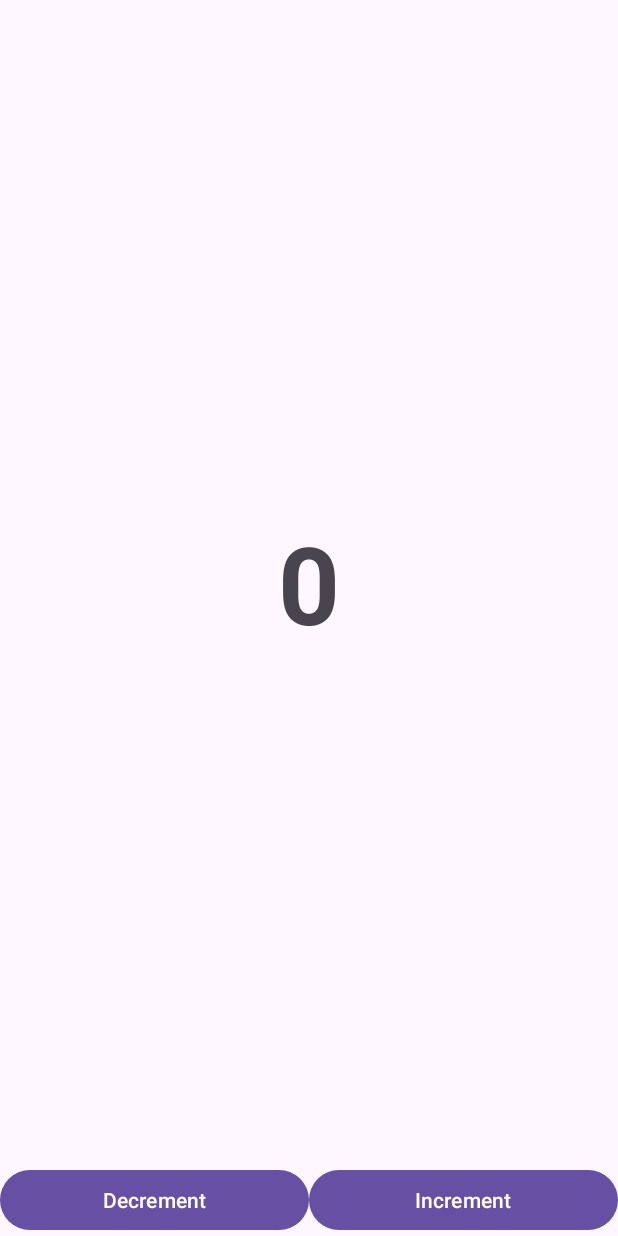
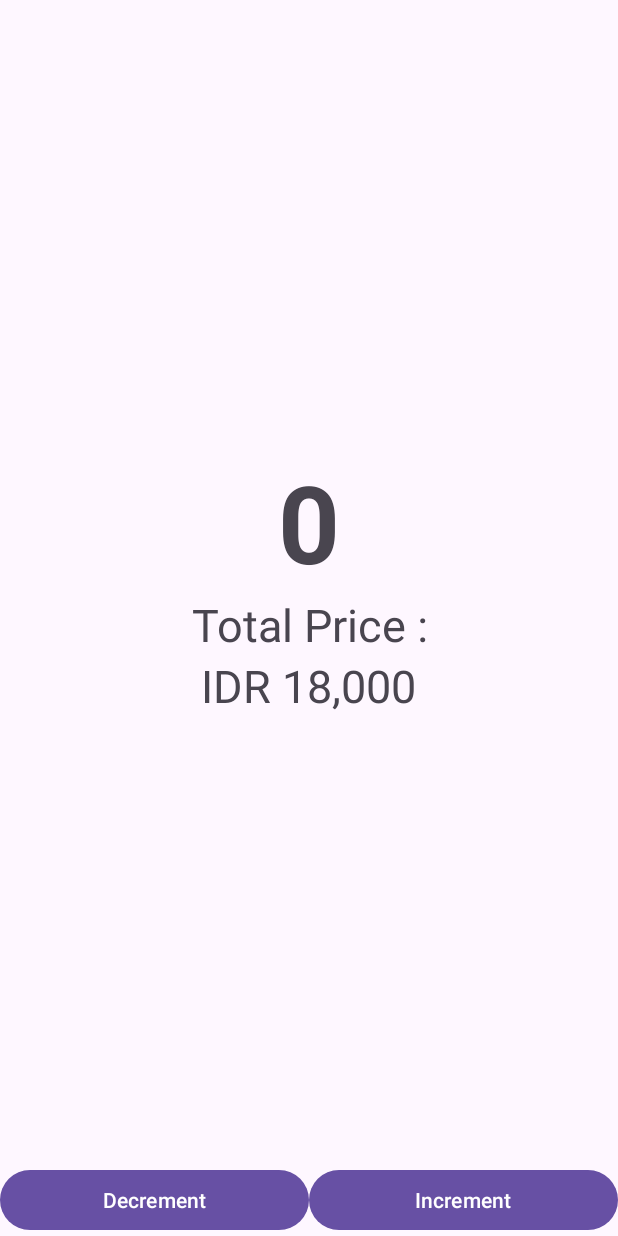
Before and after one commit to Izzed1/IncrementDecrementMVVM, an Android app: the layout activity_main.xml on its own in the app's theme, with its tools: preview values and no code run, on a phone screen of 412 x 824 dp. Run offline under Robolectric (Android 15) with nearby library versions, the phone set to English and light mode, and no system bars.

Commit message:
add feature total price

```diff
--- a/app/src/main/res/layout/activity_main.xml
+++ b/app/src/main/res/layout/activity_main.xml
@@ -6,18 +6,39 @@
     android:layout_height="match_parent"
     tools:context=".presentation.main.MainActivity">
 
-    <TextView
-        android:id="@+id/tv_counter"
+    <LinearLayout
         android:layout_width="match_parent"
         android:layout_height="0dp"
         android:gravity="center"
-        android:textAlignment="center"
-        android:textSize="72sp"
-        android:textStyle="bold"
+        android:orientation="vertical"
         app:layout_constraintBottom_toTopOf="@id/ll_action_button"
         app:layout_constraintDimensionRatio="2:1"
-        app:layout_constraintTop_toTopOf="parent"
-        tools:text="0" />
+        app:layout_constraintTop_toTopOf="parent">
+
+        <TextView
+            android:id="@+id/tv_counter"
+            android:layout_width="match_parent"
+            android:layout_height="wrap_content"
+            android:textAlignment="center"
+            android:textSize="72sp"
+            android:textStyle="bold"
+            tools:text="0" />
+
+        <TextView
+            android:layout_width="match_parent"
+            android:layout_height="wrap_content"
+            android:gravity="center"
+            android:text="Total Price :"
+            android:textSize="30sp" />
+
+        <TextView
+            android:id="@+id/tv_total_price"
+            android:layout_width="wrap_content"
+            android:layout_height="wrap_content"
+            android:gravity="center"
+            tools:text="IDR 18,000"
+            android:textSize="30sp" />
+    </LinearLayout>
 
     <LinearLayout
         android:id="@+id/ll_action_button"
```
Also changed, not shown: app/src/main/java/com/androidc/incrementdecrementmvvm/data/CounterDataSource.kt (+17 -0 lines), app/src/main/java/com/androidc/incrementdecrementmvvm/presentation/main/MainActivity.kt (+9 -0 lines), app/src/main/java/com/androidc/incrementdecrementmvvm/presentation/main/MainViewModel.kt (+9 -0 lines).
